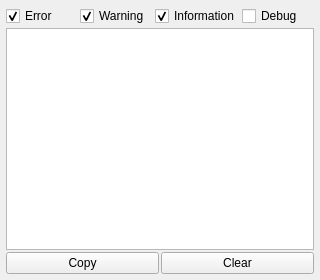
Before: the Qt Designer form plugins/logger/plugin_logger.ui in thedjnK/AuTerm, drawn with Qt 5.
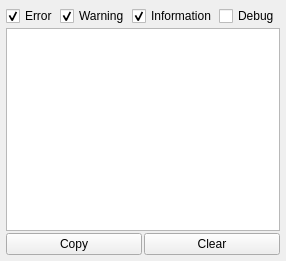
After: the same form once the commit is applied.

Commit message: plugins: logger: Shrink window and only make visible when asked

Patch:
```diff
--- a/plugins/logger/plugin_logger.ui
+++ b/plugins/logger/plugin_logger.ui
@@ -6,8 +6,8 @@
    <rect>
     <x>0</x>
     <y>0</y>
-    <width>320</width>
-    <height>280</height>
+    <width>280</width>
+    <height>261</height>
    </rect>
   </property>
   <property name="windowTitle">
```
Left out of the diff: 6 changed lines with no effect on the pictures. The commit also changes 1 other file.
